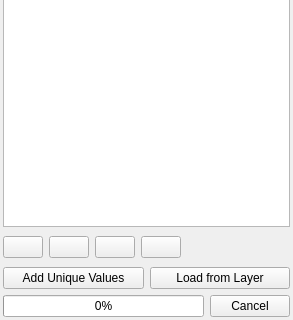
Qt form src/ui/qgspalettedrendererwidgetbase.ui (qgis/QGIS) before a commit; both pictures show x 0 to 293 and y 139 to 459 of the 293 by 459 pixel window.
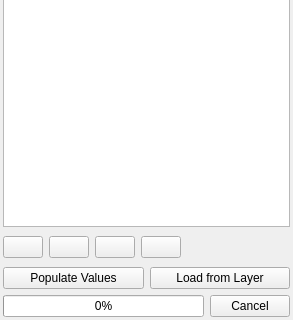
The same form after that commit. Icons and pictures are not drawn. Custom widgets are drawn as their Qt base class.

Commit message:
Refine paletted raster renderer classification
Change behaviour from clearing all existing values on classification
to instead keeping any existing values which do exist in the raster,
maintaining their current color and label.

The edit to the form file:
```diff
--- a/src/ui/qgspalettedrendererwidgetbase.ui
+++ b/src/ui/qgspalettedrendererwidgetbase.ui
@@ -44,7 +44,7 @@
      <item>
       <widget class="QPushButton" name="mClassifyButton">
        <property name="text">
-        <string>Add Unique Values</string>
+        <string>Populate Values</string>
        </property>
       </widget>
      </item>
```
Left out of the diff: 3 changed lines with no effect on the pictures. The commit also changes 2 other files.
